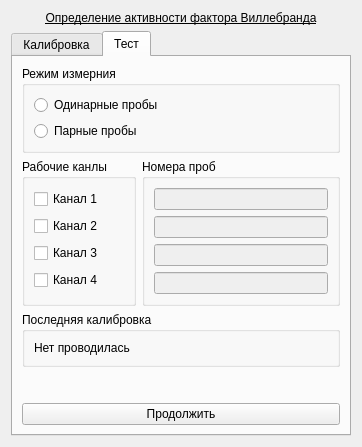
First picture: the form in choisedialog/agr2.ui, repository krang4d/Agrekola, before the edit.
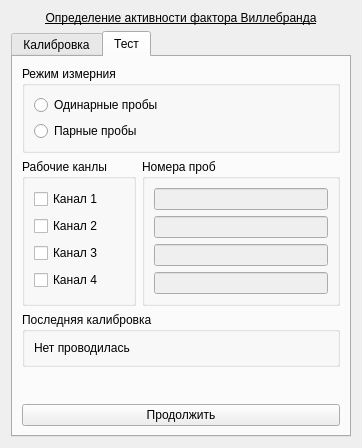
Second picture: the form after the edit. The open tabs and pages were chosen to show the change.

```diff
--- a/choisedialog/agr2.ui
+++ b/choisedialog/agr2.ui
@@ -7,7 +7,7 @@
     <x>0</x>
     <y>0</y>
     <width>350</width>
-    <height>447</height>
+    <height>448</height>
    </rect>
   </property>
   <property name="windowTitle">
```
Left out of the diff: 2 changed lines with no effect on the pictures.
